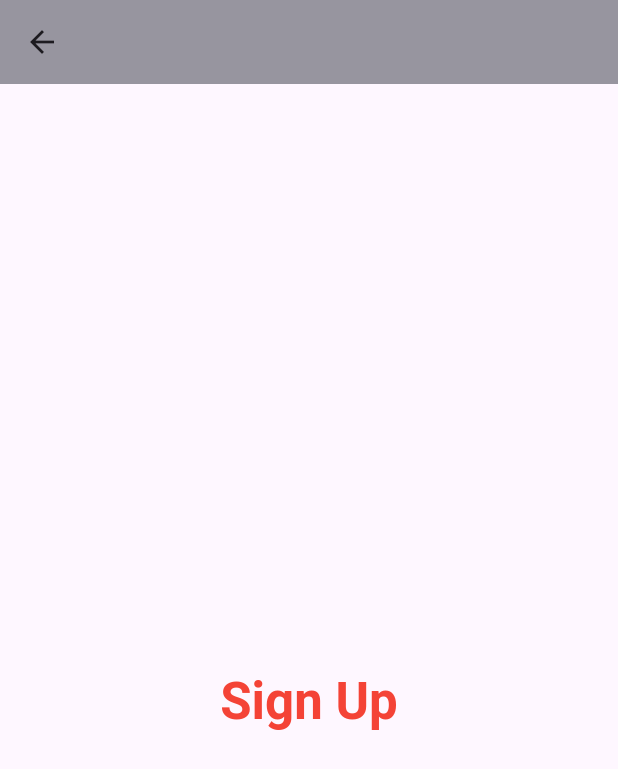
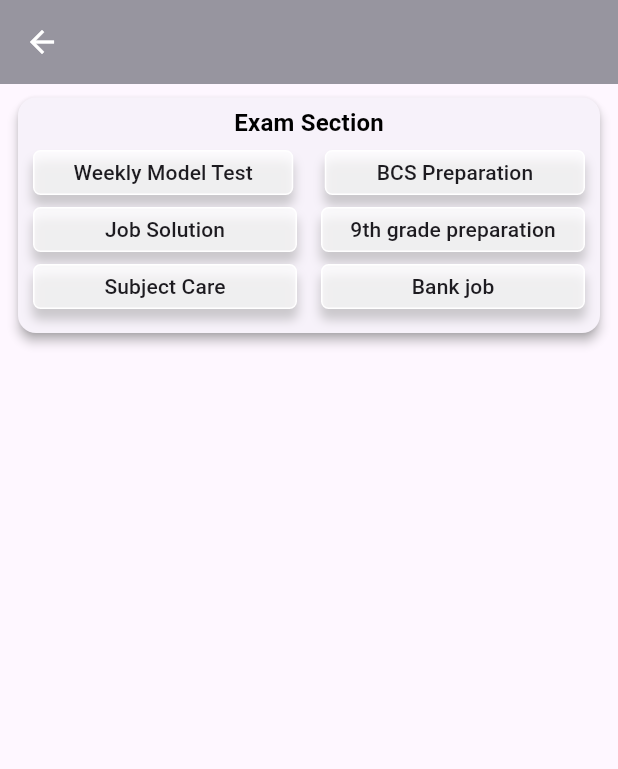
Before and after one commit to nahidulislamshakin/EduAssess360---MCQ-Exam_app, a Flutter app: the screen it shows after launch, after a tap on "Login", on a phone screen of 412 x 824 dp. Shown: the top 769 px of the screen. Run offline on Flutter 3.47's test engine with Material 3 defaults, Android fonts, the phone set to English and light mode, and no system bars; our stand-ins replace flutter_screenutil, fluttertoast.

Commit message:
Home Page exam section added

```diff
--- a/lib/View/home_page.dart
+++ b/lib/View/home_page.dart
@@ -1,36 +1,141 @@
+import 'package:eduasses360/utils/routes/route_name.dart';
 import 'package:flutter/material.dart';
+import 'package:flutter_screenutil/flutter_screenutil.dart';
 
-class HomePage extends StatefulWidget{
+class HomePage extends StatefulWidget {
   @override
-  State<HomePage> createState () => _HomePageState();
+  State<HomePage> createState() => _HomePageState();
 }
 
-class _HomePageState extends State<HomePage>{
+class _HomePageState extends State<HomePage> {
   @override
-  Widget build(BuildContext context){
-    final width = MediaQuery.of(context).size.width;
-    final height = MediaQuery.of(context).size.height;
+  Widget build(BuildContext context) {
+    final _width = MediaQuery.of(context).size.width;
+    final _height = MediaQuery.of(context).size.height;
     return Scaffold(
       appBar: AppBar(),
       body: SafeArea(
-
-        child: SingleChildScrollView(
-          child: Container(
-            width: width,
-              height: height,
-            child: Padding(
-              padding: EdgeInsets.all(8),
-              child: Column(
-                mainAxisAlignment: MainAxisAlignment.center,
-                children: [
-                  Text("Sign Up",style: Theme.of(context).textTheme.titleLarge,),
-                ],
-              ),
+        child: Padding(
+          padding: EdgeInsets.only(
+            left: 8.w,
+            right: 8.w,
+            top: 5.h,
+          ),
+          child: SingleChildScrollView(
+            child: Column(
+              mainAxisAlignment: MainAxisAlignment.center,
+              children: [
+                Card(
+                  elevation: 3.0,
+                  shadowColor: Colors.grey,
+                  child: Padding(
+                    padding: EdgeInsets.only(
+                        top: 5.0.h, bottom: 8.h, left: 2.w, right: 2.w),
+                    child: Column(
+                      children: [
+                        Container(
+                          width: double.infinity,
+                          height: 20.h,
+                          child: Center(
+                            child: Text(
+                              "Exam Section",
+                              style: Theme.of(context).textTheme.titleMedium,
+                            ),
+                          ),
+                        ),
+                        SizedBox(
+                          height: 10.h,
+                        ),
+                        Row(
+                          children: [
+                            Expanded(
+                              child: GestureDetector(
+                                onTap: () {},
+                                child: SectionDesign(text: "Weekly Model Test"),
+                              ),
+                            ),
+                            SizedBox(
+                              width: 5.w,
+                            ),
+                            Expanded(
+                              child: GestureDetector(
+                                onTap: () {
+                                  print("GestureDetextor worked");
+                                },
+                                child: SectionDesign(text: "BCS Preparation"),
+                              ),
+                            ),
+                          ],
+                        ),
+                        Row(
+                          children: [
+                            Expanded(
+                              child: GestureDetector(
+                                child: SectionDesign(text: "Job Solution"),
+                              ),
+                            ),
+                            Expanded(
+                              child: GestureDetector(
+                                child: SectionDesign(
+                                    text: "9th grade preparation"),
+                              ),
+                            ),
+                          ],
+                        ),
+                        Row(
+                          children: [
+                            Expanded(
+                              child: GestureDetector(
+                                child: SectionDesign(text: "Subject Care"),
+                              ),
+                            ),
+                            Expanded(
+                              child: GestureDetector(
+                                child: SectionDesign(text: "Bank job"),
+                              ),
+                            ),
+                          ],
+                        )
+                      ],
+                    ),
+                  ),
+                ),
+              ],
             ),
           ),
         ),
       ),
-
     );
   }
 }
+
+class SectionDesign extends StatelessWidget {
+  final String text;
+  SectionDesign({required this.text});
+
+  @override
+  Widget build(BuildContext context) {
+    return Padding(
+      padding: EdgeInsets.only(left: 8.w, right: 8.w, bottom: 8.h),
+      child: Container(
+        height: 30.h,
+        decoration: BoxDecoration(
+            color: Colors.white70,
+            border: Border.all(color: Colors.white, width: 1),
+            borderRadius: BorderRadius.circular(5.r),
+            boxShadow: [
+              BoxShadow(
+                  color: Colors.grey.withOpacity(0.5),
+                  offset: const Offset(0, 7),
+                  blurRadius: 5.r,
+                  spreadRadius: 0.1.r)
+            ]),
+        child: Center(
+          child: FittedBox(
+              child: Text(text,
+                  maxLines: 2, style: Theme.of(context).textTheme.titleSmall)),
+        ),
+      ),
+    );
+  }
+}
--- a/lib/View/login_page.dart
+++ b/lib/View/login_page.dart
@@ -15,12 +15,6 @@ class _LoginPageState extends State<LoginPage> {
   String? errorMessage;
   bool valid = true;
   final _formKey = GlobalKey<FormState>();
-
-
-  Future<void> _loadBackgroundImage(BuildContext context) async {
-    await precacheImage(const AssetImage('assets/images/pencil.jpg'), context);
-  }
-
 
 
   @override
@@ -43,27 +37,18 @@ class _LoginPageState extends State<LoginPage> {
     return Scaffold(
       resizeToAvoidBottomInset: false,
       body: SafeArea(
-        child: FutureBuilder(
-          future: _loadBackgroundImage(context),
-          builder: (context, snapshot) {
-            if (snapshot.connectionState == ConnectionState.waiting) {
-              // Show a loading indicator while the image is being loaded
-              return Center(child: CircularProgressIndicator());
-            } else if (snapshot.hasError) {
-              // Handle the error if the image failed to load
-              return Center(child: Text("Failed to load background image"));
-            } else {
-              // Image is loaded, show the actual UI
-              return SingleChildScrollView(
-                child: Container(
-                  width: width,
-                  height: availableHeight,
-                  decoration: const BoxDecoration(
-                    image: DecorationImage(
-                      image: AssetImage('assets/images/pencil.jpg'),
+        child: Stack(
+          children:[
+            Positioned.fill(
+              child: Image.asset(
+                'assets/images/pencil.jpg',
                 fit: BoxFit.cover,
               ),
             ),
+            SingleChildScrollView(
+                  child: SizedBox(
+                    width: width,
+                    height: availableHeight,
                     child: Padding(
                       padding: const EdgeInsets.all(12.0),
                       child: Form(
@@ -148,7 +133,9 @@ class _LoginPageState extends State<LoginPage> {
                                   style: Theme.of(context).textTheme.bodyMedium,
                                 ),
                                 TextButton(
-                                onPressed: () {},
+                                  onPressed: () {
+
+                                  },
                                   child: Text(
                                     "SIGN UP",
                                     style: Theme.of(context).textTheme.labelLarge,
@@ -161,10 +148,10 @@ class _LoginPageState extends State<LoginPage> {
                       ),
                     ),
                   ),
-              );
-            }
-          },
                 ),
+      ]
+        ),
+
       ),
     );
   }
@@ -196,8 +183,8 @@ class InputBox extends StatelessWidget {
         boxShadow: [
           BoxShadow(
             color: Colors.grey.withOpacity(0.5),
-            spreadRadius: 0.1,
-            blurRadius: 10,
+            spreadRadius: 0.1.r,
+            blurRadius: 10.r,
             offset: const Offset(0, 7),
           )
         ],
--- a/lib/main.dart
+++ b/lib/main.dart
@@ -39,6 +39,9 @@ class MyApp extends StatelessWidget {
             theme: ThemeData(
               primarySwatch: Colors.blue,
               appBarTheme: AppBarTheme(
+                iconTheme: const IconThemeData(
+                  color: Colors.white,
+                ),
                 backgroundColor: Colors.grey,
                 centerTitle: true,
                 elevation: 8.0,
@@ -50,7 +53,7 @@ class MyApp extends StatelessWidget {
                 bodyMedium: TextStyle(fontSize: 14.sp),
                 bodySmall: TextStyle(fontSize:12.sp),
                 titleLarge: TextStyle(fontSize: 34.sp, fontWeight: FontWeight.bold,color: Colors.red,),
-                titleMedium: TextStyle(fontSize: 16.sp),
+                titleMedium: TextStyle(fontSize: 16.sp,fontWeight: FontWeight.bold,color: Colors.black),
                 labelLarge: TextStyle(fontSize: 16.sp,fontWeight: FontWeight.bold,color: Colors.red),
               //  button: TextStyle(fontSize: 16.sp,fontWeight: FontWeight.bold,color: Colors.red),
 
```
Also changed, not shown: pubspec.lock. Lines whose indentation alone changed are shown as unchanged.
